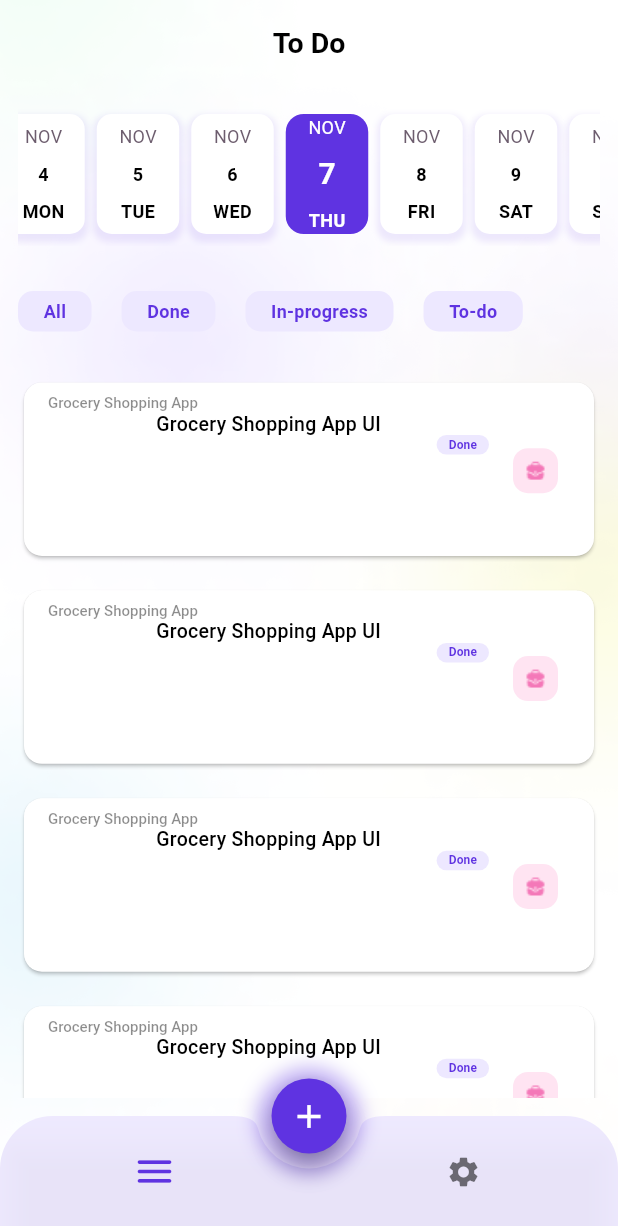
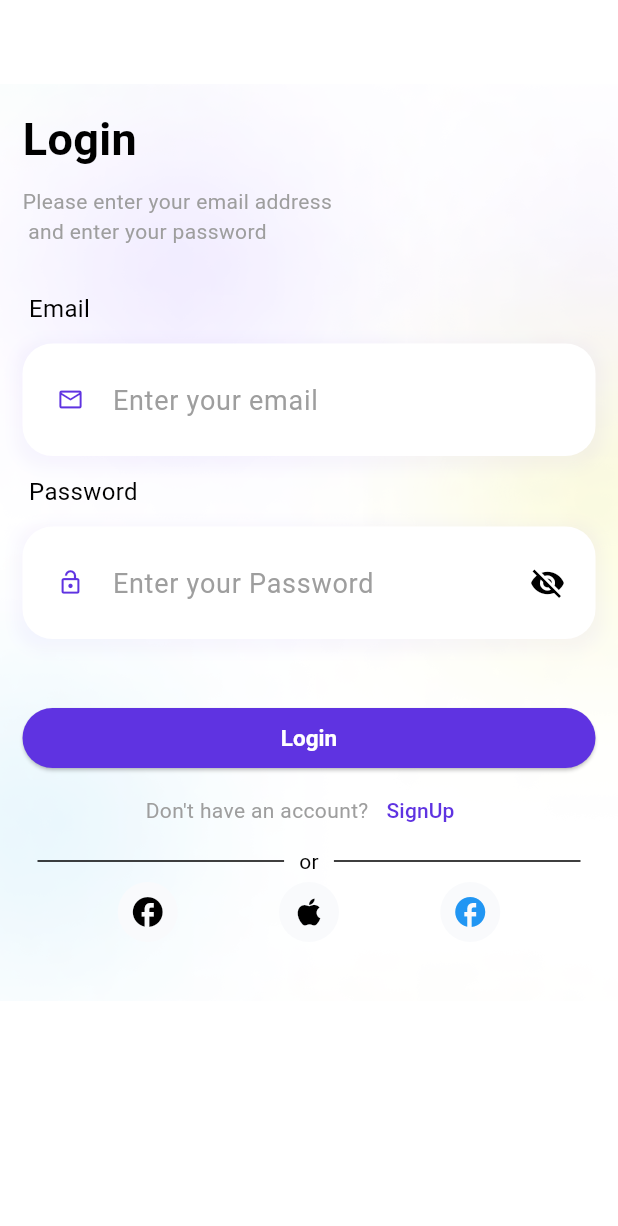
Before and after one commit to saraalbagory/to_do_app, a Flutter app: the screen it shows after launch, on a phone screen of 412 x 824 dp. Shown: the top 1226 px of the screen. Run offline on Flutter 3.47's test engine with Material 3 defaults, Android fonts, the phone set to English and light mode, and no system bars; drawn by our look-alikes of easy_date_timeline; our stand-ins replace cloud_firestore, firebase_auth, firebase_core, fluttertoast, google_fonts; accounts and stored records are empty.

Commit message:
finised auth ui and logic

```diff
--- /dev/null
+++ b/lib/auth/model/user_data_model.dart
@@ -0,0 +1,20 @@
+class UserDataModel {
+  String? name;
+  String? email;
+  String? id;
+  UserDataModel({
+    this.name,
+    this.email,
+    this.id,
+  });
+  UserDataModel.fromJson(Map<String, dynamic> json)
+      : this(
+          id: json['id'],
+          email: json['email'],
+          name: json['name'],
+        );
+
+  Map<String, dynamic> toJson() {
+    return {'name': name, 'email': email, 'id': id};
+  }
+}
--- /dev/null
+++ b/lib/auth/view/login.dart
@@ -0,0 +1,228 @@
+import 'package:firebase_auth/firebase_auth.dart';
+import 'package:flutter/material.dart';
+import 'package:to_do_app/auth/view/register.dart';
+import 'package:to_do_app/auth/widgets/custom_auth_text_field.dart';
+import 'package:to_do_app/common/app_colors.dart';
+import 'package:to_do_app/common/custom_elevated_button.dart';
+import 'package:to_do_app/common/images_name.dart';
+import 'package:to_do_app/common/remote/firebase_services.dart';
+import 'package:fluttertoast/fluttertoast.dart';
+import 'package:to_do_app/screens/today_to_do.dart';
+
+class Login extends StatefulWidget {
+  const Login({super.key});
+  static const String routeName = "LoginScreen";
+
+  @override
+  State<Login> createState() => _LoginState();
+}
+
+class _LoginState extends State<Login> {
+  TextEditingController emailController = TextEditingController();
+  TextEditingController passwordController = TextEditingController();
+  GlobalKey<FormState> formKey = GlobalKey();
+  @override
+  Widget build(BuildContext context) {
+    return Scaffold(
+      backgroundColor: Colors.white,
+      appBar: AppBar(
+        backgroundColor: Colors.transparent,
+      ),
+      body: SingleChildScrollView(
+        child: Container(
+          padding: const EdgeInsets.all(15),
+          width: double.infinity,
+          decoration: BoxDecoration(
+              image: DecorationImage(
+                  image: AssetImage(
+                    ImagesName.bgLight,
+                  ),
+                  fit: BoxFit.cover)),
+          child: Form(
+            key: formKey,
+            child: Column(
+              crossAxisAlignment: CrossAxisAlignment.stretch,
+              children: [
+                const Text(
+                  "Login",
+                  style: TextStyle(fontSize: 30, fontWeight: FontWeight.w700),
+                ),
+                const SizedBox(
+                  height: 10,
+                ),
+                const Text(
+                  'Please enter your email address \n and enter your password',
+                  style: TextStyle(color: Colors.grey, fontSize: 14),
+                  // textAlign: TextAlign.center,
+                ),
+                const SizedBox(
+                  height: 30,
+                ),
+                const Text(
+                  " Email",
+                  style: TextStyle(fontSize: 16),
+                ),
+                // const SizedBox(
+                //   height: 10,
+                // ),
+                CustomAuthTextField(
+                  controller: emailController,
+                  hintText: 'Enter your email',
+                  keyboardTyp: TextInputType.emailAddress,
+                  validator: (p0) {
+                    if (isValidEmail(p0 ?? '')) {
+                      return null;
+                    } else {
+                      return 'Invalid email';
+                    }
+                  },
+                  prefixIcon: Container(
+                      margin: const EdgeInsets.all(8),
+                      decoration: const BoxDecoration(
+                          shape: BoxShape.circle, color: Colors.white),
+                      child: const Icon(
+                        Icons.email_outlined,
+                        // color: Colors.black,
+                        size: 18,
+                      )),
+                ),
+                const Text(
+                  " Password",
+                  style: TextStyle(fontSize: 16),
+                ),
+                CustomAuthTextField(
+                  controller: passwordController,
+                  hintText: 'Enter your Password',
+                  password: true,
+                  prefixIcon: Container(
+                      margin: const EdgeInsets.all(8),
+                      decoration: const BoxDecoration(
+                          shape: BoxShape.circle, color: Colors.white),
+                      child: const Icon(
+                        Icons.lock_open_outlined,
+                        size: 18,
+                      )),
+                  validator: (p0) {
+                    if (p0 == null || p0.isEmpty) {
+                      return 'Password cannot be empty';
+                    } else if (p0.length < 7) {
+                      return 'Password should be at least 7 characters';
+                    }
+                    return null;
+                  },
+                ),
+                const SizedBox(
+                  height: 30,
+                ),
+                CustomElevatedButton(
+                    onPressed: () async {
+                      if (formKey.currentState!.validate()) {
+                        await login();
+                        Navigator.popAndPushNamed(context, TodayToDo.routeName);
+                      }
+                    },
+                    childText: "Login"),
+                Row(
+                  mainAxisAlignment: MainAxisAlignment.center,
+                  children: [
+                    const Text(
+                      "Don't have an account?",
+                      style: TextStyle(
+                        color: Colors.grey,
+                      ),
+                    ),
+                    TextButton(
+                        onPressed: () {
+                          Navigator.of(context)
+                              .pushReplacementNamed(Register.routeName);
+                        },
+                        child: Text(
+                          'SignUp',
+                          style: TextStyle(
+                              color: Theme.of(context).colorScheme.secondary),
+                        )),
+                  ],
+                ),
+                const Row(
+                  children: [
+                    Expanded(
+                        child: Divider(
+                      endIndent: 10,
+                      indent: 10,
+                    )),
+                    Text('or'),
+                    Expanded(
+                        child: Divider(
+                      endIndent: 10,
+                      indent: 10,
+                    ))
+                  ],
+                ),
+                Row(
+                  mainAxisAlignment: MainAxisAlignment.spaceEvenly,
+                  children: [
+                    IconButton.filled(
+                      onPressed: () {},
+                      icon: const Icon(
+                        Icons.facebook,
+                        color: Colors.black,
+                      ),
+                      style: IconButton.styleFrom(
+                          backgroundColor:
+                              const Color.fromRGBO(249, 250, 252, 1)),
+                    ),
+                    IconButton.filled(
+                      onPressed: () {},
+                      icon: const Icon(
+                        Icons.apple,
+                        color: Colors.black,
+                      ),
+                      style: IconButton.styleFrom(
+                          backgroundColor:
+                              const Color.fromRGBO(249, 250, 252, 1)),
+                    ),
+                    IconButton.filled(
+                      onPressed: () {},
+                      icon: const Icon(
+                        Icons.facebook,
+                        color: Colors.blue,
+                      ),
+                      style: IconButton.styleFrom(
+                          backgroundColor:
+                              const Color.fromRGBO(249, 250, 252, 1)),
+                    ),
+                  ],
+                ),
+                const SizedBox(
+                  height: 20,
+                )
+              ],
+            ),
+          ),
+        ),
+      ),
+    );
+  }
+
+  bool isValidEmail(String inputText) {
+    return RegExp(
+            r'^(([^<>()[\]\\.,;:\s@\"]+(\.[^<>()[\]\\.,;:\s@\"]+)*)|(\".+\"))@((\[[0-9]{1,3}\.[0-9]{1,3}\.[0-9]{1,3}\.[0-9]{1,3}\])|(([a-zA-Z\-0-9]+\.)+[a-zA-Z]{2,}))$')
+        .hasMatch(inputText);
+  }
+
+  login() async {
+    try {
+      await FirebaseServices.login(
+          emailController.text, passwordController.text);
+    } catch (e) {
+      Fluttertoast.showToast(
+          msg: "Something went wrong",
+          toastLength: Toast.LENGTH_SHORT,
+          gravity: ToastGravity.BOTTOM,
+          timeInSecForIosWeb: 1,
+          backgroundColor: AppColors.workColor,
+          textColor: AppColors.workIconColor,
+          fontSize: 16.0);
+    }
+  }
+}
--- /dev/null
+++ b/lib/auth/widgets/custom_auth_text_field.dart
@@ -0,0 +1,66 @@
+import 'package:flutter/material.dart';
+import 'package:to_do_app/common/custom_container.dart';
+
+class CustomAuthTextField extends StatefulWidget {
+  final String? hintText;
+  final TextEditingController? controller;
+  final Widget? prefixIcon, suffixIcon;
+  final TextInputType? keyboardTyp;
+  final bool password;
+  final String? Function(String?)? validator;
+  const CustomAuthTextField(
+      {super.key,
+      this.validator,
+      this.hintText,
+      this.controller,
+      this.suffixIcon,
+      this.prefixIcon,
+      this.password = false,
+      this.keyboardTyp});
+
+  @override
+  State<CustomAuthTextField> createState() => _CustomAuthTextfieldState();
+}
+
+class _CustomAuthTextfieldState extends State<CustomAuthTextField> {
+  bool showPAssword = false;
+  @override
+  Widget build(BuildContext context) {
+    return CustomContainer(
+      child: TextFormField(
+        controller: widget.controller,
+        keyboardType: widget.keyboardTyp,
+        obscureText: widget.password && !showPAssword,
+        validator: widget.validator,
+        decoration: InputDecoration(
+          filled: true,
+         // fillColor: const Color.fromRGBO(249, 250, 252, 1),
+         fillColor: const Color.fromARGB(255, 255, 255, 255),
+          hintStyle: const TextStyle(color: Colors.grey, fontSize: 18),
+          hintText: widget.hintText,
+          prefixIcon: widget.prefixIcon,
+        prefixIconColor: Theme.of(context).colorScheme.secondary,
+        suffixIconColor: Theme.of(context).colorScheme.secondary ,
+          suffixIcon: widget.password == true
+              ? IconButton.filled(
+                  style: IconButton.styleFrom(backgroundColor: Colors.white),
+                  icon: Icon(
+                    showPAssword == false
+                        ? Icons.visibility_off
+                        : Icons.visibility,
+                    color: Colors.black,
+                  ),
+                  onPressed: () {
+                    showPAssword = !showPAssword;
+                    setState(() {});
+                  },
+                )
+              : widget.suffixIcon,
+          border: OutlineInputBorder(
+              borderRadius: BorderRadius.circular(25),
+              borderSide: BorderSide.none),
+        ),
+      ),
+    );
+  }
+}
--- a/lib/common/app_theme.dart
+++ b/lib/common/app_theme.dart
@@ -44,7 +44,7 @@ class AppTheme {
           onPrimary: AppColors.purple,
           secondary: AppColors.purple,
           onSecondary: AppColors.purple,
-          error: Colors.red,
+          error:Colors.red,
           onError: Colors.red,
           surface: Colors.white,
           onSurface: Colors.black),
--- a/lib/common/custom_container.dart
+++ b/lib/common/custom_container.dart
@@ -1,5 +1,5 @@
 import 'package:flutter/material.dart';
-import 'package:to_do_app/common/images_name.dart';
+//import 'package:to_do_app/common/images_name.dart';
 
 class CustomContainer extends StatelessWidget {
   final Widget child;
--- a/lib/common/custom_elevated_button.dart
+++ b/lib/common/custom_elevated_button.dart
@@ -15,7 +15,6 @@ class CustomElevatedButton extends StatelessWidget {
         style: TextStyle(
             color: Theme.of(context).colorScheme.surface, fontSize: 15),
       ),
-
     );
   }
 }
--- a/lib/common/custom_text_field.dart
+++ b/lib/common/custom_text_field.dart
@@ -7,6 +7,7 @@ class CustomTextField extends StatefulWidget {
   final int? maxLines;
   final TextEditingController controller;
   final String? Function(String?)? validator;
+
 
   @override
   State<CustomTextField> createState() => _CustomTextFieldState();
@@ -30,6 +31,7 @@ class _CustomTextFieldState extends State<CustomTextField> {
         ],
       ),
       child: TextFormField(
+
         //autovalidateMode: AutovalidateMode.always,
         controller: widget.controller,
         validator:widget.validator ,
--- /dev/null
+++ b/lib/common/remote/firebase_services.dart
@@ -0,0 +1,57 @@
+import 'package:to_do_app/auth/model/user_data_model.dart';
+// import 'package:to_do_app/auth/view/login.dart';
+// import 'package:to_do_app/auth/view/register.dart';
+import 'package:firebase_auth/firebase_auth.dart';
+import 'package:cloud_firestore/cloud_firestore.dart';
+import 'package:to_do_app/models/task_model.dart';
+
+class FirebaseServices {
+  static Future login(String email, String password) async {
+    UserCredential credential = await FirebaseAuth.instance
+        .signInWithEmailAndPassword(email: email, password: password);
+    getUser();
+  }
+
+  static Future register(UserDataModel user, String password) async {
+    try {
+      UserCredential credential = await FirebaseAuth.instance
+          .createUserWithEmailAndPassword(
+              email: user.email!, password: password);
+      user.id = credential.user?.uid;
+      print(user.id);
+      await createUser(user);
+    } catch (e) {
+      print('Error during registration: $e');
+    }
+  }
+
+  static CollectionReference<TaskModel> getTaskCollection() =>
+      getUserCollection().doc(FirebaseAuth.instance.currentUser!.uid).collection("tasks").withConverter<TaskModel>(
+            fromFirestore: (snapshot, _) =>
+                TaskModel.fromJson(snapshot.data() ?? {}),
+            toFirestore: (value, _) => value.toJson(),);
+  static CollectionReference<UserDataModel> getUserCollection() =>
+      FirebaseFirestore.instance
+          .collection('users')
+          .withConverter<UserDataModel>(
+            fromFirestore: (snapshot, _) =>
+                UserDataModel.fromJson(snapshot.data() ?? {}),
+            toFirestore: (value, _) => value.toJson(),
+          );
+  static Future<UserDataModel?> getUser() async {
+    DocumentSnapshot<UserDataModel> docRefract = await getUserCollection()
+        .doc(FirebaseAuth.instance.currentUser!.uid)
+        .get();
+    return docRefract.data();
+  }
+
+  static Future<void> createUser(UserDataModel userDataModel) async {
+    try {
+      print('Creating user document for ID: ${userDataModel.id}');
+      await getUserCollection().doc(userDataModel.id).set(userDataModel);
+      print('User document created successfully.');
+    } catch (e) {
+      print('Error creating user document: $e');
+    }
+  }
+}
--- a/lib/main.dart
+++ b/lib/main.dart
@@ -1,11 +1,17 @@
 import 'package:flutter/material.dart';
+import 'package:to_do_app/auth/view/login.dart';
+import 'package:to_do_app/auth/view/register.dart';
 import 'package:to_do_app/common/app_theme.dart';
 import 'package:to_do_app/screens/edit_screen.dart';
 import 'package:to_do_app/screens/today_to_do.dart';
+import 'package:firebase_core/firebase_core.dart';
+import 'firebase_options.dart';
 
-
-
-void main() {
+Future<void> main() async {
+  WidgetsFlutterBinding.ensureInitialized();
+  await Firebase.initializeApp(
+    options: DefaultFirebaseOptions.currentPlatform,
+  );
   runApp(const MyApp());
 }
 
@@ -18,9 +24,12 @@ class MyApp extends StatelessWidget {
     return MaterialApp(
       theme: AppTheme.lightTheme,
       debugShowCheckedModeBanner: false,
-      initialRoute: TodayToDo.routeName,
-      routes: {TodayToDo.routeName:(context)=>const TodayToDo(),
-      EditScreen.routeName:(context)=>const EditScreen(),
+      initialRoute: Login.routeName,
+      routes: {
+        TodayToDo.routeName: (context) => const TodayToDo(),
+        EditScreen.routeName: (context) => const EditScreen(),
+        Login.routeName: (context) => const Login(),
+        Register.routeName: (context) => const Register(),
       },
     );
   }
--- a/lib/models/task_model.dart
+++ b/lib/models/task_model.dart
@@ -1,8 +1,11 @@
+import 'package:cloud_firestore/cloud_firestore.dart';
+
 class TaskModel {
   String taskGroup;
   String taskName;
   String description;
   DateTime taskDate;
+  String id;
   String status;
 
   TaskModel(
@@ -10,5 +13,26 @@ class TaskModel {
       required this.taskName,
       required this.description,
       required this.taskDate,
-      required this.status});
+      required this.status,
+      this.id=""});
+
+  TaskModel.fromJson(Map<String, dynamic> json)
+      : this(
+            id: json['id'],
+            taskDate: (json['taskDate'] as Timestamp).toDate(),
+            description: json['description'],
+            taskName: json['taskName'],
+           status: json['status'],
+           taskGroup: json['taskGroup']);
+
+  Map<String, dynamic> toJson() {
+    return {
+      'name': taskName,
+      'details': description,
+      'date': Timestamp.fromDate(taskDate),
+      'status': status,
+      'id': id,
+      'taskGroup':taskGroup
+    };
+  }
 }
--- a/pubspec.yaml
+++ b/pubspec.yaml
@@ -38,6 +38,10 @@ dependencies:
   google_fonts: ^6.2.1
   easy_date_timeline: ^1.1.3
   intl: ^0.19.0
+  firebase_core: ^3.6.0
+  firebase_auth: ^5.3.1
+  fluttertoast: ^8.2.8
+  cloud_firestore: ^5.4.4
 
 dev_dependencies:
   flutter_test:
```
Also changed, not shown: lib/auth/view/register.dart (added, +245 -0 lines), firebase.json (added), lib/firebase_options.dart (added), pubspec.lock, 6 other files.
